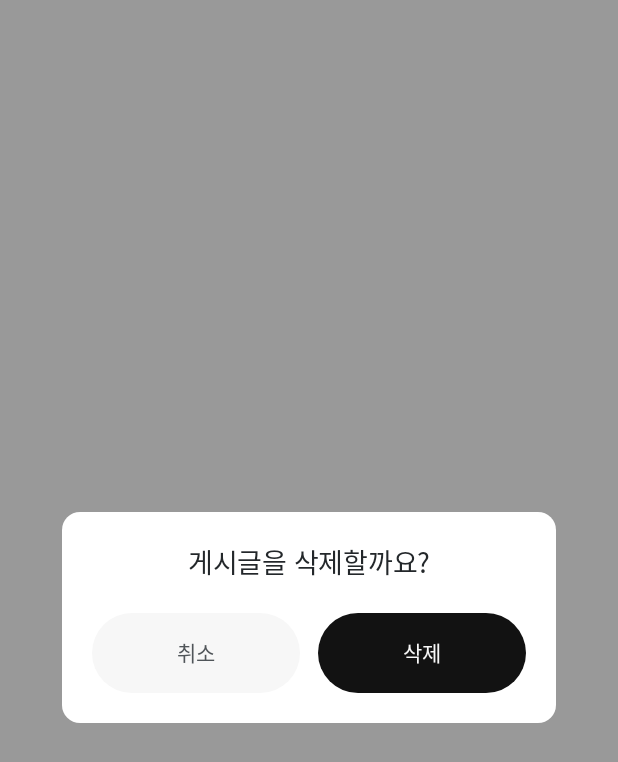
After one commit to 39-play-sopt-android/jisang-lee, an Android app built with Jetpack Compose: the composable PostDeleteDialog shown on its own in the app's theme, on a phone screen of 412 x 824 dp. The commit adds this screen. Shown: the top 762 px of the screen. Run offline under Robolectric (Android 15) with nearby library versions, the phone set to English and light mode, and no system bars; Roboto replaces fonts that are not available here.

Commit message:
feat: 게시글 삭제 모달 구현

```diff
--- a/app/src/main/java/org/sopt/play/post/presentation/PostIntent.kt
+++ b/app/src/main/java/org/sopt/play/post/presentation/PostIntent.kt
@@ -5,6 +5,9 @@ sealed interface PostIntent {
     data object FloatingButtonClicked : PostIntent
     data object SheetDismissed : PostIntent
     data object CreateClicked : PostIntent
+    data class PostLongClicked(val postId: Long) : PostIntent
+    data object DeleteDialogDismissed : PostIntent
+    data object DeleteClicked : PostIntent
     data object ErrorMessageShown : PostIntent
     data object PostCreatedHandled : PostIntent
 }
--- a/app/src/main/java/org/sopt/play/post/presentation/PostRoute.kt
+++ b/app/src/main/java/org/sopt/play/post/presentation/PostRoute.kt
@@ -61,6 +61,9 @@ fun PostRoute(
         content = viewModel.content,
         onFloatingButtonClick = { viewModel.onIntent(PostIntent.FloatingButtonClicked) },
         onSheetDismiss = { viewModel.onIntent(PostIntent.SheetDismissed) },
-        onCreateClick = { viewModel.onIntent(PostIntent.CreateClicked) }
+        onCreateClick = { viewModel.onIntent(PostIntent.CreateClicked) },
+        onPostLongClick = { postId -> viewModel.onIntent(PostIntent.PostLongClicked(postId)) },
+        onDeleteDialogDismiss = { viewModel.onIntent(PostIntent.DeleteDialogDismissed) },
+        onDeleteClick = { viewModel.onIntent(PostIntent.DeleteClicked) }
     )
 }
--- a/app/src/main/java/org/sopt/play/post/presentation/PostUiState.kt
+++ b/app/src/main/java/org/sopt/play/post/presentation/PostUiState.kt
@@ -7,5 +7,6 @@ data class PostUiState(
     val isSheetVisible: Boolean = false,
     val isCreateEnabled: Boolean = false,
     val isPostCreated: Boolean = false,
+    val deletePostId: Long? = null,
     val errorMessage: String? = null
 )
--- /dev/null
+++ b/app/src/main/java/org/sopt/play/post/presentation/component/PostDeleteDialog.kt
@@ -0,0 +1,90 @@
+package org.sopt.play.post.presentation.component
+
+import androidx.compose.foundation.background
+import androidx.compose.foundation.layout.Arrangement
+import androidx.compose.foundation.layout.Column
+import androidx.compose.foundation.layout.PaddingValues
+import androidx.compose.foundation.layout.Row
+import androidx.compose.foundation.layout.fillMaxWidth
+import androidx.compose.foundation.layout.heightIn
+import androidx.compose.foundation.layout.padding
+import androidx.compose.foundation.shape.RoundedCornerShape
+import androidx.compose.material3.Button
+import androidx.compose.material3.ButtonDefaults
+import androidx.compose.material3.Text
+import androidx.compose.runtime.Composable
+import androidx.compose.runtime.SideEffect
+import androidx.compose.ui.Modifier
+import androidx.compose.ui.platform.LocalView
+import androidx.compose.ui.text.style.TextAlign
+import androidx.compose.ui.unit.dp
+import androidx.compose.ui.window.Dialog
+import androidx.compose.ui.window.DialogProperties
+import androidx.compose.ui.window.DialogWindowProvider
+import org.sopt.play.ui.component.SoptPrimaryButton
+import org.sopt.play.ui.theme.SoptPalette
+import org.sopt.play.ui.theme.SoptTheme
+
+@Composable
+fun PostDeleteDialog(
+    onDismissRequest: () -> Unit,
+    onDeleteClick: () -> Unit,
+    modifier: Modifier = Modifier
+) {
+    Dialog(
+        onDismissRequest = onDismissRequest,
+        properties = DialogProperties(usePlatformDefaultWidth = false)
+    ) {
+        val dialogWindow = (LocalView.current.parent as? DialogWindowProvider)?.window
+        SideEffect {
+            dialogWindow?.setDimAmount(0.4f)
+        }
+
+        Column(
+            modifier = modifier
+                .fillMaxWidth(0.8f)
+                .background(
+                    color = SoptTheme.colors.background,
+                    shape = RoundedCornerShape(12.dp)
+                )
+                .padding(20.dp),
+            verticalArrangement = Arrangement.spacedBy(20.dp)
+        ) {
+            Text(
+                text = "게시글을 삭제할까요?",
+                modifier = Modifier.fillMaxWidth(),
+                color = SoptTheme.colors.textLabel,
+                style = SoptTheme.typography.m18,
+                textAlign = TextAlign.Center
+            )
+
+            Row(
+                horizontalArrangement = Arrangement.spacedBy(12.dp)
+            ) {
+                Button(
+                    onClick = onDismissRequest,
+                    modifier = Modifier
+                        .weight(1f)
+                        .heightIn(min = 49.dp),
+                    shape = SoptTheme.shapes.button,
+                    contentPadding = PaddingValues(16.dp),
+                    colors = ButtonDefaults.buttonColors(
+                        containerColor = SoptPalette.Gray1,
+                        contentColor = SoptPalette.Gray5
+                    )
+                ) {
+                    Text(
+                        text = "취소",
+                        style = SoptTheme.typography.sb14
+                    )
+                }
+
+                SoptPrimaryButton(
+                    text = "삭제",
+                    onClick = onDeleteClick,
+                    modifier = Modifier.weight(1f)
+                )
+            }
+        }
+    }
+}
```
Also changed, not shown: app/src/main/java/org/sopt/play/post/presentation/PostScreen.kt (+19 -2 lines), app/src/main/java/org/sopt/play/post/presentation/PostViewModel.kt (+38 -0 lines), app/src/main/java/org/sopt/play/post/presentation/component/PostCard.kt (+12 -4 lines).
